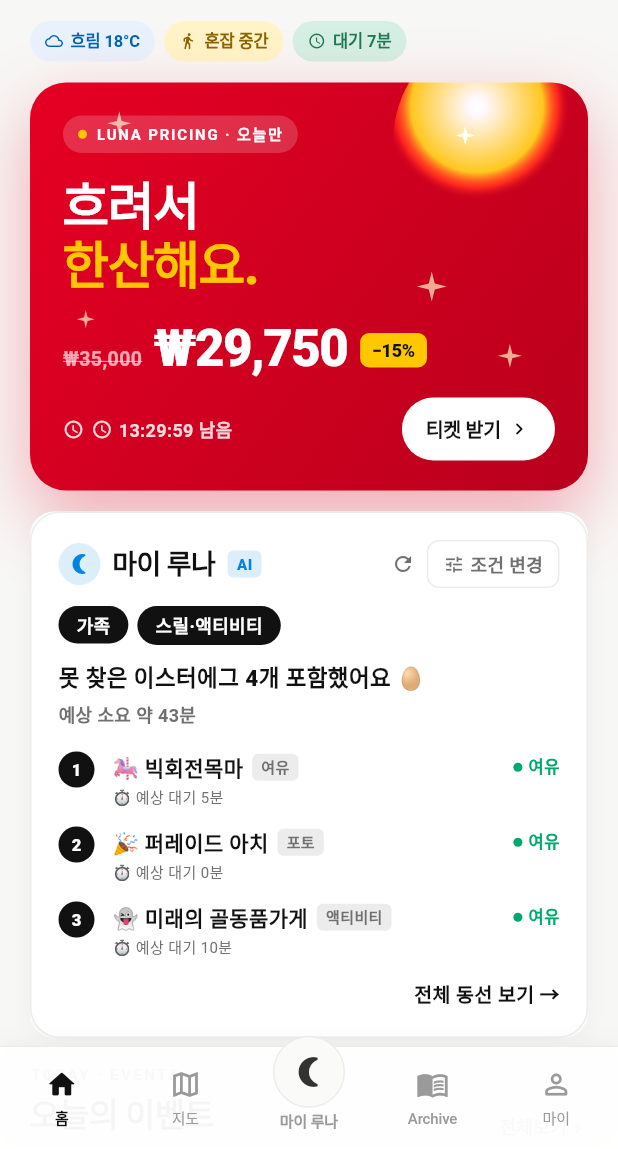
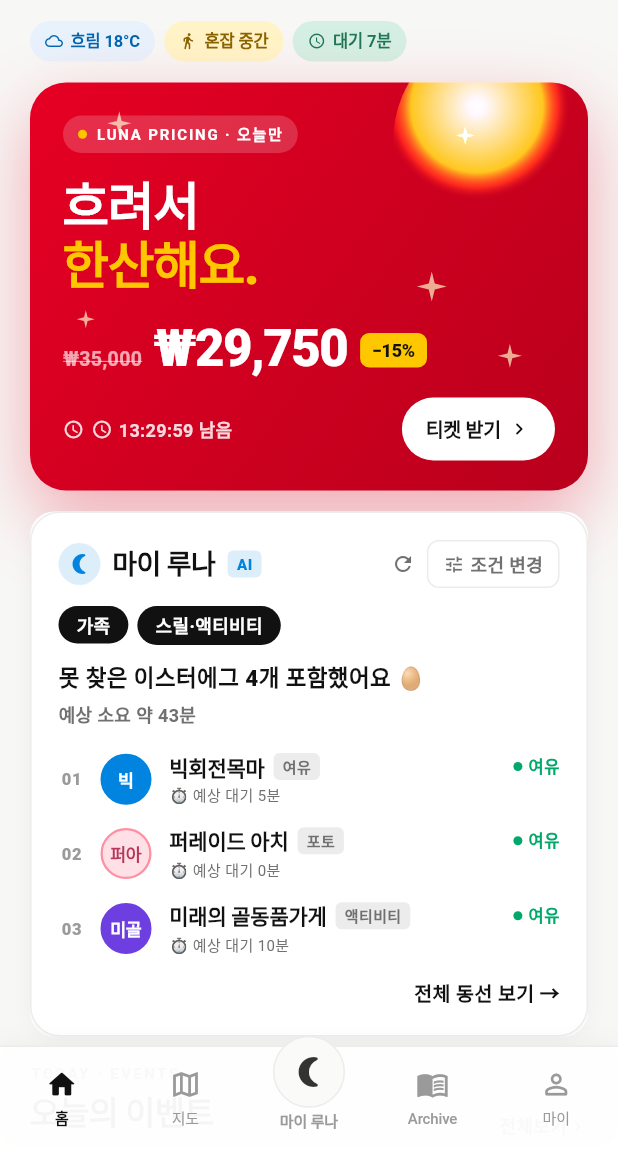
Before and after one commit to 202001381/retrace, a Flutter app: the screen it shows after launch, after a tap on "건너뛰기", on a phone screen of 412 x 824 dp, the part 87-1236 px from its top. Run offline on Flutter 3.47's test engine with Material 3 defaults, Android fonts, the phone set to English and light mode, and no system bars; our stand-ins replace cloud_firestore, firebase_core, flutter_map, geolocator, image_picker, latlong2 and 1 more; accounts and stored records are empty; Roboto replaces fonts that are missing (Pretendard).

Commit message:
v3 — Archive season tabs (dot indicator) + chapter header + home stamp rows
Archive
- Season segmented control redone to v3 시안 11:
  - white pill bar w/ subtle leather border
  - each tab is a {dot + label} pair instead of a filled chip
  - active: 7px filled red dot + ink-dark 800 label
  - inactive: 7px outline dot + ink-mid 600 label
- Bookshelf chapter header rebuilt:
  - CHAPTER · {SEASON} red eyebrow (1.6 letter-spacing)
  - 22px serif chapter title (config.tagline)
  - YEAR · YYYY 10px sub-eyebrow
  - right side: 2-line N권 count

Home MyLuna card rows now also use Stamp (codeFromName + toneFromHints)
instead of attraction.icon emoji — visual consistency w/ map markers,
MyLuna Hero/Next rows, and AttractionDetailSheet.
- _RouteItem: emoji field replaced by (code, StampTone tone)
- _RouteRow: monospace 2-digit order index + 34px Stamp + cleaner row

Verified: analyze 0 errors / test 61/61 pass.

```diff
--- a/lib/screens/archive_screen.dart
+++ b/lib/screens/archive_screen.dart
@@ -603,10 +603,11 @@ class _Header extends StatelessWidget {
             ),
           ),
           const SizedBox(height: 16),
+          // v3 시즌 탭 — 흰색 pill bar + 각 항목 좌측 작은 dot (active=red filled).
           Container(
             padding: const EdgeInsets.all(4),
             decoration: BoxDecoration(
-              color: _Vintage.parchment,
+              color: Colors.white,
               borderRadius: BorderRadius.circular(99),
               border: Border.all(color: _Vintage.leather.withOpacity(0.2)),
             ),
@@ -617,36 +618,63 @@ class _Header extends StatelessWidget {
               height: 36,
               child: Row(
                 children: _Season.values
-                    .map((s) => Expanded(
+                    .map((s) {
+                      final active = season == s;
+                      return Expanded(
                         child: GestureDetector(
                           behavior: HitTestBehavior.opaque,
                           onTap: () => onChange(s),
                           child: AnimatedContainer(
-                              duration: const Duration(milliseconds: 240),
+                            duration: const Duration(milliseconds: 220),
                             curve: Curves.easeOut,
                             decoration: BoxDecoration(
-                                color: season == s
-                                    ? _Vintage.leather
+                              color: active
+                                  ? _Vintage.parchment
                                   : Colors.transparent,
                               borderRadius: BorderRadius.circular(99),
                             ),
-                              alignment: Alignment.center,
-                              child: Text(
+                            child: Row(
+                              mainAxisAlignment: MainAxisAlignment.center,
+                              mainAxisSize: MainAxisSize.min,
+                              children: [
+                                Container(
+                                  width: 7,
+                                  height: 7,
+                                  decoration: BoxDecoration(
+                                    shape: BoxShape.circle,
+                                    color: active
+                                        ? const Color(0xFFE60023) // red
+                                        : Colors.transparent,
+                                    border: active
+                                        ? null
+                                        : Border.all(
+                                            color: _Vintage.leather
+                                                .withOpacity(0.4),
+                                            width: 1.5),
+                                  ),
+                                ),
+                                const SizedBox(width: 6),
+                                Text(
                                   _kConfigs[s]!.label,
                                   maxLines: 1,
                                   overflow: TextOverflow.clip,
                                   style: _serif(
                                     size: 13,
-                                  weight: FontWeight.w900,
-                                  color: season == s
-                                      ? _Vintage.parchmentLight
+                                    weight: active
+                                        ? FontWeight.w900
+                                        : FontWeight.w600,
+                                    color: active
+                                        ? _Vintage.inkDark
                                         : _Vintage.inkMid,
-                                  letterSpacing: 1.0,
-                                ),
-                              ),
-                            ),
-                          ),
-                        ))
+                                    letterSpacing: 0.4,
+                                  ),
+                                ),
+                              ],
+                            ),
+                          ),
+                        ),
+                      );
+                    })
                     .toList(),
               ),
             ),
@@ -724,43 +752,64 @@ class _Bookshelf extends StatelessWidget {
     return Column(
       crossAxisAlignment: CrossAxisAlignment.start,
       children: [
+        // v3 시즌 챕터 헤더 — CHAPTER · SPRING eyebrow + 22px 챕터명 + N권 카운트
         Padding(
           padding: const EdgeInsets.symmetric(horizontal: 4),
           child: Row(
-            children: [
-              const Icon(Icons.menu_book_rounded,
-                  size: 16, color: _Vintage.leather),
-              const SizedBox(width: 6),
-              Text(
-                '기억의 책장',
-                style: _serif(
-                  size: 14,
+            crossAxisAlignment: CrossAxisAlignment.start,
+            children: [
+              Expanded(
+                child: Column(
+                  crossAxisAlignment: CrossAxisAlignment.start,
+                  mainAxisSize: MainAxisSize.min,
+                  children: [
+                    Text(
+                      'CHAPTER · ${config.label.toUpperCase()}',
+                      style: _serif(
+                        size: 10,
+                        weight: FontWeight.w900,
+                        color: const Color(0xFFE60023), // red
+                        letterSpacing: 1.6,
+                      ),
+                    ),
+                    const SizedBox(height: 4),
+                    Text(
+                      config.tagline,
+                      style: _serif(
+                        size: 22,
                         weight: FontWeight.w900,
                         color: _Vintage.inkDark,
-                  letterSpacing: 0.5,
-                ),
-              ),
-              const Spacer(),
-              Container(
-                padding: const EdgeInsets.symmetric(horizontal: 10, vertical: 4),
-                decoration: BoxDecoration(
-                  color: _Vintage.parchmentLight,
-                  borderRadius: BorderRadius.circular(99),
-                  border: Border.all(color: _Vintage.leather.withOpacity(0.2)),
-                ),
-                child: Text(
-                  '${books.length} 권',
+                        letterSpacing: -0.4,
+                      ),
+                    ),
+                    const SizedBox(height: 2),
+                    Text(
+                      'YEAR · ${DateTime.now().year}',
+                      style: _serif(
+                        size: 10,
+                        weight: FontWeight.w800,
+                        color: _Vintage.inkMid,
+                        letterSpacing: 1.4,
+                      ),
+                    ),
+                  ],
+                ),
+              ),
+              const SizedBox(width: 12),
+              Text(
+                '${books.length}\n권',
+                textAlign: TextAlign.right,
                 style: _serif(
                   size: 11,
-                    weight: FontWeight.w900,
+                  weight: FontWeight.w800,
                   color: _Vintage.leather,
-                  ),
-                ),
-              ),
-            ],
-          ),
-        ),
-        const SizedBox(height: 10),
+                  letterSpacing: 0.4,
+                ),
+              ),
+            ],
+          ),
+        ),
+        const SizedBox(height: 12),
         Container(
           decoration: BoxDecoration(
             color: _Vintage.shelfWood,
--- a/lib/screens/home_screen.dart
+++ b/lib/screens/home_screen.dart
@@ -15,6 +15,7 @@ import '../services/visit_history_service.dart';
 import '../widgets/companion_bottom_sheet.dart';
 import '../widgets/design/condition_pip.dart';
 import '../widgets/design/logo.dart';
+import '../widgets/design/stamp.dart';
 import '../widgets/discount_cause_label.dart';
 import '../widgets/discount_countdown.dart';
 import '../widgets/price_display.dart';
@@ -221,7 +222,12 @@ class _HomeScreenState extends State<HomeScreen> {
           final crowd = _crowdLabel(a);
           return _RouteItem(
             name: a.name,
-            emoji: a.icon,
+            code: Stamp.codeFromName(a.name),
+            tone: Stamp.toneFromHints(
+              category: a.category,
+              thrillLevel: a.thrillLevel,
+              hasEasterEgg: a.hasEasterEgg,
+            ),
             type: _typeLabel(a),
             waitMin: a.waitMinutes,
             crowd: crowd.$1,
@@ -1088,12 +1094,14 @@ class _LunaPricingSheet extends StatelessWidget {
 
 // ─── 마이 루나 카드 ────────────────────────────────────────
 class _RouteItem {
-  final String name, emoji, type, crowd;
+  final String name, code, type, crowd;
+  final StampTone tone;
   final int waitMin;
   final Color crowdColor;
   const _RouteItem({
     required this.name,
-    required this.emoji,
+    required this.code,
+    required this.tone,
     required this.type,
     required this.waitMin,
     required this.crowd,
@@ -1345,15 +1353,24 @@ class _RouteRow extends StatelessWidget {
   @override
   Widget build(BuildContext context) {
     return Row(
-      crossAxisAlignment: CrossAxisAlignment.start,
+      crossAxisAlignment: CrossAxisAlignment.center,
       children: [
-        Container(
-          width: 24, height: 24,
-          decoration: const BoxDecoration(color: AppColors.ink900, shape: BoxShape.circle),
-          alignment: Alignment.center,
-          child: Text('$index',
-              style: const TextStyle(color: Colors.white, fontSize: 11, fontWeight: FontWeight.w900)),
+        // 모노타입 2자리 순번 — Stamp 와 시각 무게 분리.
+        SizedBox(
+          width: 18,
+          child: Text(
+            index.toString().padLeft(2, '0'),
+            textAlign: TextAlign.center,
+            style: const TextStyle(
+              color: AppColors.ink400,
+              fontSize: 11,
+              fontWeight: FontWeight.w800,
+              letterSpacing: 0.4,
+            ),
+          ),
         ),
+        const SizedBox(width: 10),
+        Stamp(code: item.code, tone: item.tone, size: 34),
         const SizedBox(width: 12),
         Expanded(
           child: Column(
@@ -1368,8 +1385,13 @@ class _RouteRow extends StatelessWidget {
                       children: [
                         Flexible(
                           child: Text(
-                            '${item.emoji} ${item.name}',
-                            style: const TextStyle(fontSize: 14, fontWeight: FontWeight.w800, color: AppColors.textPrimary),
+                            item.name,
+                            style: const TextStyle(
+                              fontSize: 14,
+                              fontWeight: FontWeight.w800,
+                              color: AppColors.ink900,
+                              letterSpacing: -0.2,
+                            ),
                             overflow: TextOverflow.ellipsis,
                           ),
                         ),
@@ -1378,7 +1400,7 @@ class _RouteRow extends StatelessWidget {
                           padding: const EdgeInsets.symmetric(horizontal: 6, vertical: 2),
                           decoration: BoxDecoration(color: AppColors.line, borderRadius: BorderRadius.circular(4)),
                           child: Text(item.type,
-                              style: const TextStyle(fontSize: 10, color: AppColors.textSecondary, fontWeight: FontWeight.w600)),
+                              style: const TextStyle(fontSize: 10, color: AppColors.ink500, fontWeight: FontWeight.w700)),
                         ),
                       ],
                     ),
```
Lines whose indentation alone changed are shown as unchanged.
